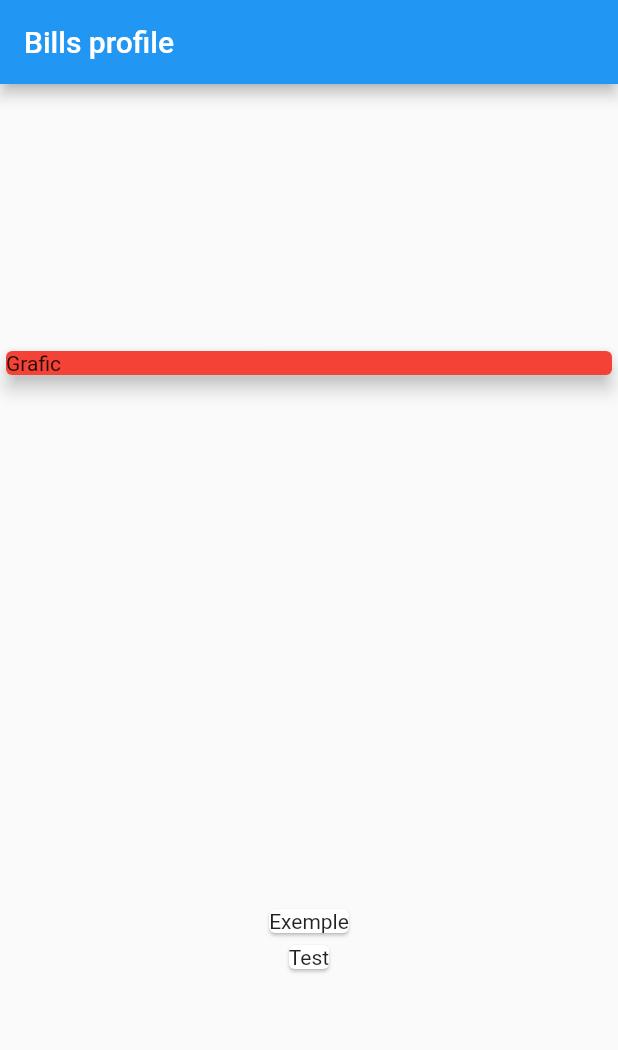
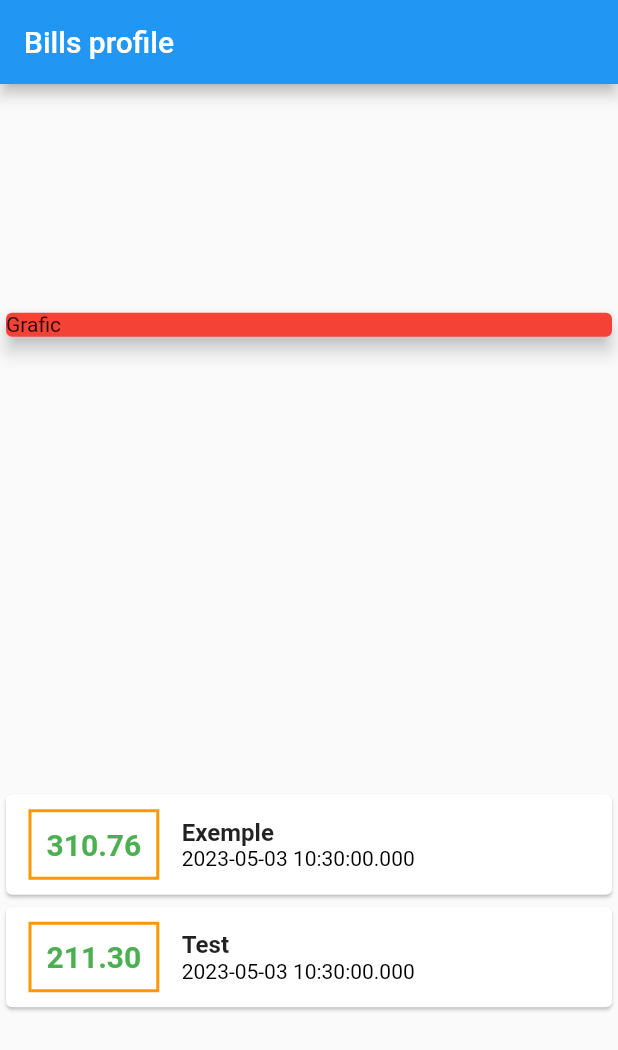
Before and after one commit to peesilva/expenses, a Flutter app: the screen it shows after launch, on a phone screen of 412 x 824 dp. Shown: the top 1050 px of the screen. Run offline on Flutter 3.47's test engine with Material 2 defaults, Android fonts, the phone set to English and light mode, and no system bars.

Commit message:
Container and Column

```diff
--- a/lib/main.dart
+++ b/lib/main.dart
@@ -46,7 +46,47 @@ class MyHomePage extends StatelessWidget {
           Column(
             children: _transactions.map((tr) {
               return Card(
-                child: Text(tr.title),
+                child: Row(
+                  children: <Widget>[
+                    Container(
+                      margin: EdgeInsets.symmetric(
+                        horizontal: 15,
+                        vertical: 10,
+                      ),
+                      decoration: BoxDecoration(
+                          border: Border.all(
+                        color: Colors.orange,
+                        width: 2,
+                      )),
+                      padding: EdgeInsets.all(10),
+                      child: Text(
+                        tr.value.toString(),
+                        style: TextStyle(
+                            fontWeight: FontWeight.bold,
+                            fontSize: 20,
+                            color: Colors.green),
+                      ),
+                    ),
+                    Column(
+                      crossAxisAlignment: CrossAxisAlignment.start,
+                      children: <Widget>[
+                        Text(
+                          tr.title,
+                          style: TextStyle(
+                            fontSize: 16,
+                            fontWeight: FontWeight.bold,
+                          ),
+                        ),
+                        Text(
+                          tr.date.toString(),
+                          style: TextStyle(
+                            color: Colors.black,
+                          ),
+                        ),
+                      ],
+                    )
+                  ],
+                ),
               );
             }).toList(),
           )
```
